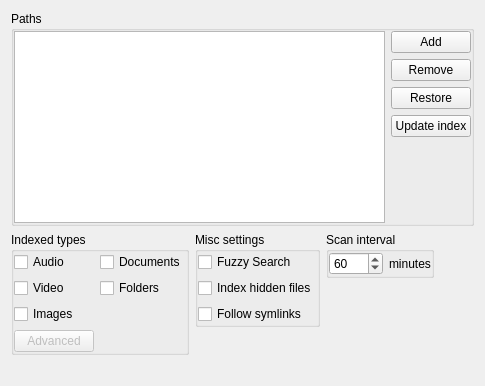
Above: src/plugins/files/forms/configwidget.ui from albertlauncher/albert before the change. Below: the same form after it.
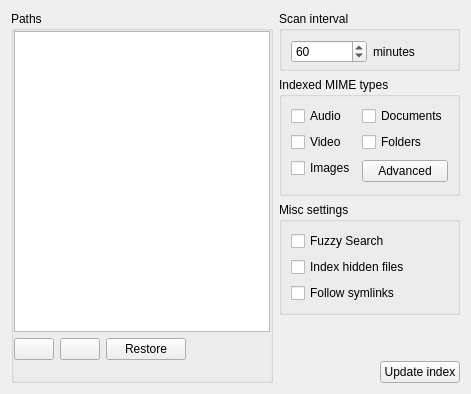
That is the form after the change. Icons and pictures are not drawn.

Commit message: Initial advanced mime filter commit

Patch:
```diff
--- a/src/plugins/files/forms/configwidget.ui
+++ b/src/plugins/files/forms/configwidget.ui
@@ -2,13 +2,15 @@
 <ui version="4.0">
  <class>Files::ConfigWidget</class>
  <widget class="QWidget" name="Files::ConfigWidget">
-  <layout class="QVBoxLayout" name="verticallayout_2" stretch="1,0,0">
+  <layout class="QVBoxLayout" name="verticalLayout_2">
+   <item>
+    <layout class="QHBoxLayout" name="horizontalLayout_3" stretch="1,0">
    <item>
     <widget class="QGroupBox" name="groupBox_1">
      <property name="title">
       <string>Paths</string>
      </property>
-     <layout class="QHBoxLayout" name="horizontalLayout_4">
+       <layout class="QVBoxLayout" name="verticalLayout_4">
       <property name="leftMargin">
        <number>0</number>
       </property>
@@ -22,31 +24,42 @@
        <number>0</number>
       </property>
       <item>
-       <widget class="QListWidget" name="listWidget_paths">
+         <widget class="QListView" name="listView_paths">
         <property name="alternatingRowColors">
          <bool>true</bool>
         </property>
         <property name="uniformItemSizes">
          <bool>true</bool>
         </property>
-        <property name="sortingEnabled">
-         <bool>true</bool>
-        </property>
        </widget>
       </item>
       <item>
-       <layout class="QVBoxLayout" name="verticalLayout_2">
+         <layout class="QHBoxLayout" name="horizontalLayout_2">
         <item>
          <widget class="QPushButton" name="pushButton_add">
-          <property name="text">
-           <string>Add</string>
+            <property name="sizePolicy">
+             <sizepolicy hsizetype="Fixed" vsizetype="Fixed">
+              <horstretch>0</horstretch>
+              <verstretch>0</verstretch>
+             </sizepolicy>
+            </property>
+            <property name="icon">
+             <iconset theme="add">
+              <normaloff>.</normaloff>.</iconset>
           </property>
          </widget>
         </item>
         <item>
          <widget class="QPushButton" name="pushButton_remove">
-          <property name="text">
-           <string>Remove</string>
+            <property name="sizePolicy">
+             <sizepolicy hsizetype="Fixed" vsizetype="Fixed">
+              <horstretch>0</horstretch>
+              <verstretch>0</verstretch>
+             </sizepolicy>
+            </property>
+            <property name="icon">
+             <iconset theme="remove">
+              <normaloff>.</normaloff>.</iconset>
           </property>
          </widget>
         </item>
@@ -58,52 +71,73 @@
          </widget>
         </item>
         <item>
-         <widget class="QPushButton" name="pushButton_update">
-          <property name="text">
-           <string>Update index</string>
-          </property>
-         </widget>
-        </item>
-        <item>
-         <spacer name="verticalSpacer_3">
+           <spacer name="horizontalSpacer_2">
           <property name="orientation">
-           <enum>Qt::Vertical</enum>
+             <enum>Qt::Horizontal</enum>
           </property>
           <property name="sizeHint" stdset="0">
            <size>
-            <width>20</width>
-            <height>40</height>
+              <width>40</width>
+              <height>20</height>
            </size>
           </property>
          </spacer>
         </item>
        </layout>
       </item>
+        <item>
+         <widget class="QLabel" name="label_statusbar">
+          <property name="text">
+           <string/>
+          </property>
+         </widget>
+        </item>
      </layout>
     </widget>
    </item>
    <item>
-    <layout class="QHBoxLayout" name="horizontalLayout">
+      <layout class="QVBoxLayout" name="verticalLayout_5">
      <item>
-      <layout class="QVBoxLayout" name="verticalLayout_3">
+        <widget class="QGroupBox" name="groupBox_3">
+         <property name="title">
+          <string>Scan interval</string>
+         </property>
+         <layout class="QGridLayout" name="gridLayout">
+          <property name="bottomMargin">
+           <number>5</number>
+          </property>
+          <item row="0" column="0">
+           <widget class="QSpinBox" name="spinBox_interval">
+            <property name="minimum">
+             <number>0</number>
+            </property>
+            <property name="maximum">
+             <number>1440</number>
+            </property>
+            <property name="singleStep">
+             <number>5</number>
+            </property>
+            <property name="value">
+             <number>60</number>
+            </property>
+           </widget>
+          </item>
+          <item row="0" column="1">
+           <widget class="QLabel" name="label">
+            <property name="text">
+             <string>minutes</string>
+            </property>
+           </widget>
+          </item>
+         </layout>
+        </widget>
+       </item>
        <item>
         <widget class="QGroupBox" name="groupBox_2">
          <property name="title">
-          <string>Indexed types</string>
+          <string>Indexed MIME types</string>
          </property>
          <layout class="QGridLayout" name="gridLayout_3">
-          <property name="leftMargin">
-           <number>0</number>
-          </property>
-          <property name="topMargin">
-           <number>0</number>
-          </property>
-          <property name="rightMargin">
-           <number>0</number>
-          </property>
-          <property name="bottomMargin">
-           <number>0</number>
-          </property>
           <item row="0" column="1">
            <widget class="QCheckBox" name="checkBox_docs">
             <property name="text">
@@ -132,16 +166,6 @@
             </property>
            </widget>
           </item>
-          <item row="3" column="0">
-           <widget class="QPushButton" name="pushButton_advanced">
-            <property name="enabled">
-             <bool>false</bool>
-            </property>
-            <property name="text">
-             <string>Advanced</string>
-            </property>
-           </widget>
-          </item>
           <item row="0" column="0">
            <widget class="QCheckBox" name="checkBox_audio">
             <property name="text">
@@ -149,44 +173,22 @@
             </property>
            </widget>
           </item>
-         </layout>
-        </widget>
-       </item>
-       <item>
-        <spacer name="verticalSpacer">
-         <property name="orientation">
-          <enum>Qt::Vertical</enum>
-         </property>
-         <property name="sizeHint" stdset="0">
-          <size>
-           <width>0</width>
-           <height>0</height>
-          </size>
-         </property>
-        </spacer>
-       </item>
-      </layout>
-     </item>
-     <item>
-      <layout class="QVBoxLayout" name="verticalLayout">
+          <item row="2" column="1" rowspan="2">
+           <widget class="QPushButton" name="pushButton_advanced">
+            <property name="text">
+             <string>Advanced</string>
+            </property>
+           </widget>
+          </item>
+         </layout>
+        </widget>
+       </item>
        <item>
         <widget class="QGroupBox" name="groupBox_5">
          <property name="title">
           <string>Misc settings</string>
          </property>
          <layout class="QVBoxLayout" name="verticalLayout_6">
-          <property name="leftMargin">
-           <number>0</number>
-          </property>
-          <property name="topMargin">
-           <number>0</number>
-          </property>
-          <property name="rightMargin">
-           <number>0</number>
-          </property>
-          <property name="bottomMargin">
-           <number>0</number>
-          </property>
           <item>
            <widget class="QCheckBox" name="checkBox_fuzzy">
             <property name="text">
@@ -212,81 +214,20 @@
         </widget>
        </item>
        <item>
-        <spacer name="verticalSpacer_2">
+        <spacer name="verticalSpacer">
          <property name="orientation">
           <enum>Qt::Vertical</enum>
          </property>
          <property name="sizeHint" stdset="0">
           <size>
-           <width>0</width>
-           <height>0</height>
+           <width>20</width>
+           <height>40</height>
           </size>
          </property>
         </spacer>
        </item>
-      </layout>
-     </item>
      <item>
-      <layout class="QVBoxLayout" name="verticalLayout_7" stretch="0,1">
-       <item>
-        <widget class="QGroupBox" name="groupBox_3">
-         <property name="title">
-          <string>Scan interval</string>
-         </property>
-         <layout class="QGridLayout" name="gridLayout">
-          <property name="leftMargin">
-           <number>0</number>
-          </property>
-          <property name="topMargin">
-           <number>0</number>
-          </property>
-          <property name="rightMargin">
-           <number>0</number>
-          </property>
-          <property name="bottomMargin">
-           <number>0</number>
-          </property>
-          <item row="0" column="0">
-           <widget class="QSpinBox" name="spinBox_interval">
-            <property name="minimum">
-             <number>0</number>
-            </property>
-            <property name="maximum">
-             <number>1440</number>
-            </property>
-            <property name="singleStep">
-             <number>5</number>
-            </property>
-            <property name="value">
-             <number>60</number>
-            </property>
-           </widget>
-          </item>
-          <item row="0" column="1">
-           <widget class="QLabel" name="label">
-            <property name="text">
-             <string>minutes</string>
-            </property>
-           </widget>
-          </item>
-         </layout>
-        </widget>
-       </item>
-       <item>
-        <spacer name="verticalSpacer_4">
-         <property name="orientation">
-          <enum>Qt::Vertical</enum>
-         </property>
-         <property name="sizeHint" stdset="0">
-          <size>
-           <width>0</width>
-           <height>0</height>
-          </size>
-         </property>
-        </spacer>
-       </item>
-      </layout>
-     </item>
+        <layout class="QHBoxLayout" name="horizontalLayout">
      <item>
       <spacer name="horizontalSpacer">
        <property name="orientation">
@@ -294,20 +235,24 @@
        </property>
        <property name="sizeHint" stdset="0">
         <size>
-         <width>40</width>
-         <height>20</height>
+             <width>0</width>
+             <height>0</height>
         </size>
        </property>
       </spacer>
      </item>
-    </layout>
-   </item>
    <item>
-    <widget class="QLabel" name="label_statusbar">
+          <widget class="QPushButton" name="pushButton_update">
      <property name="text">
-      <string/>
-     </property>
-    </widget>
+            <string>Update index</string>
+           </property>
+          </widget>
+         </item>
+        </layout>
+       </item>
+      </layout>
+     </item>
+    </layout>
    </item>
   </layout>
  </widget>
```
Lines whose indentation alone changed are shown as unchanged. The commit also changes 11 other files.
